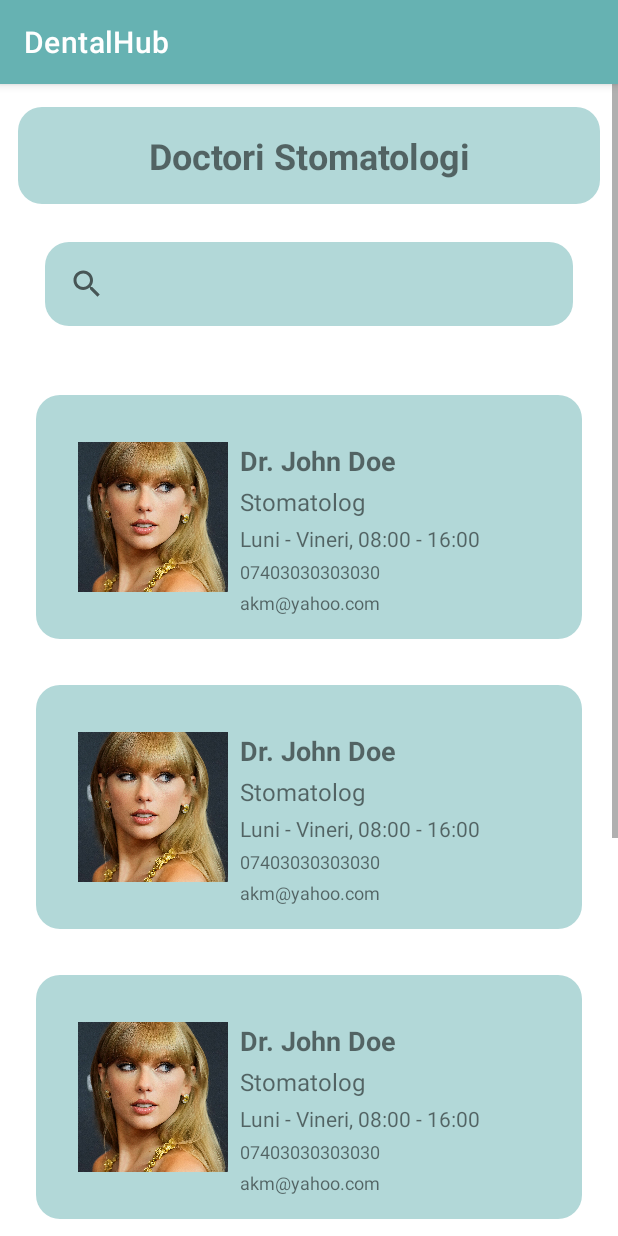
After one commit to Iasmina012/DentalHub, an Android app: the Activity_DoctorsInfo screen opened directly, with no data from a screen before it, on a phone screen of 412 x 824 dp. The commit adds this screen. Run offline under Robolectric (Android 15) with nearby library versions, the phone set to English and light mode, and no system bars.

Commit message:
Creating and adding doctor's cards info in a List

```diff
--- a/app/src/main/AndroidManifest.xml
+++ b/app/src/main/AndroidManifest.xml
@@ -11,6 +11,9 @@
         android:supportsRtl="true"
         android:theme="@style/Theme.DentalHub"
         tools:targetApi="31">
+        <activity
+            android:name=".Activity_DoctorsInfo"
+            android:exported="false" />
         <activity
             android:name=".MainActivity"
             android:exported="false" />
--- /dev/null
+++ b/app/src/main/java/com/upt/cti/dentalhub/Activity_DoctorsInfo.java
@@ -0,0 +1,47 @@
+package com.upt.cti.dentalhub;
+
+import android.os.Bundle;
+import android.widget.SearchView;
+
+import androidx.appcompat.app.AppCompatActivity;
+import androidx.recyclerview.widget.LinearLayoutManager;
+import androidx.recyclerview.widget.RecyclerView;
+
+import java.util.ArrayList;
+import java.util.List;
+
+public class Activity_DoctorsInfo extends AppCompatActivity {
+    private RecyclerView recyclerView;
+    private SearchView searchView;
+    private DoctorAdapter doctorAdapter;
+    private List<Doctor> doctorList;
+
+    @Override
+    protected void onCreate(Bundle savedInstanceState) {
+
+        super.onCreate(savedInstanceState);
+        setContentView(R.layout.activity_doctors_info);
+
+        doctorList = new ArrayList<>();
+        recyclerView = findViewById(R.id.recyclerView);
+        doctorAdapter = new DoctorAdapter(doctorList);
+        recyclerView.setLayoutManager(new LinearLayoutManager(this));
+        recyclerView.setAdapter(doctorAdapter);
+
+        addDoctorsToList();
+
+    }
+
+    private void addDoctorsToList() {
+
+        doctorList.add(new Doctor(R.drawable.item1,"Dr. John Doe", "Stomatolog", "Luni - Vineri, 08:00 - 16:00","07403030303030", "akm@yahoo.com"));
+        doctorList.add(new Doctor(R.drawable.item1,"Dr. John Doe", "Stomatolog", "Luni - Vineri, 08:00 - 16:00","07403030303030", "akm@yahoo.com"));
+        doctorList.add(new Doctor(R.drawable.item1,"Dr. John Doe", "Stomatolog", "Luni - Vineri, 08:00 - 16:00","07403030303030", "akm@yahoo.com"));
+        doctorList.add(new Doctor(R.drawable.item1,"Dr. John Doe", "Stomatolog", "Luni - Vineri, 08:00 - 16:00","07403030303030", "akm@yahoo.com"));
+        doctorList.add(new Doctor(R.drawable.item1,"Dr. John Doe", "Stomatolog", "Luni - Vineri, 08:00 - 16:00","07403030303030", "akm@yahoo.com"));
+
+        doctorAdapter.notifyDataSetChanged();
+
+    }
+
+}
--- a/app/src/main/java/com/upt/cti/dentalhub/Activity_Login.java
+++ b/app/src/main/java/com/upt/cti/dentalhub/Activity_Login.java
@@ -2,7 +2,6 @@ package com.upt.cti.dentalhub;
 
 import android.app.AlertDialog;
 import android.app.ProgressDialog;
-import android.content.DialogInterface;
 import android.content.Intent;
 import android.os.Bundle;
 import android.text.Editable;
@@ -149,7 +148,7 @@ public class Activity_Login extends AppCompatActivity {
 
     public void forgotYourPassword() {
         LayoutInflater li = LayoutInflater.from(Activity_Login.this);
-        View promptsView = li.inflate(R.layout.prompt, null);
+        View promptsView = li.inflate(R.layout.prompt_email, null);
 
         AlertDialog.Builder alertDialogBuilder = new AlertDialog.Builder(Activity_Login.this);
         alertDialogBuilder.setView(promptsView);
--- /dev/null
+++ b/app/src/main/java/com/upt/cti/dentalhub/Doctor.java
@@ -0,0 +1,69 @@
+package com.upt.cti.dentalhub;
+
+public class Doctor {
+    private String name;
+    private String specialization;
+    private String schedule;
+    private String phoneNumber;
+    private String email;
+    private int image;
+
+    public Doctor(int image, String name, String specialization, String schedule, String phoneNumber, String email) {
+
+        this.image = image;
+        this.name = name;
+        this.specialization = specialization;
+        this.schedule = schedule;
+        this.phoneNumber = phoneNumber;
+        this.email = email;
+
+    }
+
+    public String getName() {
+        return name;
+    }
+
+    public void setName(String name) {
+        this.name = name;
+    }
+
+    public String getSpecialization() {
+        return specialization;
+    }
+
+    public void setSpecialization(String specialization) {
+        this.specialization = specialization;
+    }
+
+    public String getSchedule() {
+        return schedule;
+    }
+
+    public void setSchedule(String schedule) {
+        this.schedule = schedule;
+    }
+
+    public String getPhoneNumber() {
+        return phoneNumber;
+    }
+
+    public void setPhoneNumber(String phoneNumber) {
+        this.phoneNumber = phoneNumber;
+    }
+
+    public String getEmail() {
+        return email;
+    }
+
+    public void setEmail(String email) {
+        this.email = email;
+    }
+
+    public int getImage() {
+        return image;
+    }
+
+    public void setImage(int image) {
+        this.image = image;
+    }
+}
--- /dev/null
+++ b/app/src/main/java/com/upt/cti/dentalhub/DoctorAdapter.java
@@ -0,0 +1,71 @@
+package com.upt.cti.dentalhub;
+
+import android.content.Context;
+import android.view.LayoutInflater;
+import android.view.View;
+import android.view.ViewGroup;
+import android.widget.ImageView;
+import android.widget.TextView;
+
+import androidx.annotation.NonNull;
+import androidx.recyclerview.widget.RecyclerView;
+
+import java.util.List;
+
+public class DoctorAdapter extends RecyclerView.Adapter<DoctorAdapter.ViewHolder> {
+    private List<Doctor> doctorList;
+
+    public class ViewHolder extends RecyclerView.ViewHolder {
+        TextView nameTextView;
+        TextView specializationTextView;
+        TextView scheduleTextView;
+        TextView phoneNumberTextView;
+        TextView emailTextView;
+        ImageView doctorImageView;
+
+        public ViewHolder(View view) {
+
+            super(view);
+            nameTextView = view.findViewById(R.id.textView_name);
+            specializationTextView = view.findViewById(R.id.textView_specialization);
+            scheduleTextView = view.findViewById(R.id.textView_schedule);
+            phoneNumberTextView = view.findViewById(R.id.textView_phoneNumber);
+            emailTextView = view.findViewById(R.id.textView_email);
+            doctorImageView = view.findViewById(R.id.imageView_doctor);
+
+        }
+    }
+
+    public DoctorAdapter(List<Doctor> doctorList) {
+        this.doctorList = doctorList;
+    }
+
+    @NonNull
+    @Override
+    public ViewHolder onCreateViewHolder(@NonNull ViewGroup parent, int viewType) {
+
+        View itemView = LayoutInflater.from(parent.getContext())
+                .inflate(R.layout.card_doctor, parent, false);
+        return new ViewHolder(itemView);
+
+    }
+
+    @Override
+    public void onBindViewHolder(@NonNull ViewHolder holder, int position) {
+
+        Doctor doctor = doctorList.get(position);
+
+        holder.nameTextView.setText(doctor.getName());
+        holder.specializationTextView.setText(doctor.getSpecialization());
+        holder.scheduleTextView.setText(doctor.getSchedule());
+        holder.phoneNumberTextView.setText(doctor.getPhoneNumber());
+        holder.emailTextView.setText(doctor.getEmail());
+        holder.doctorImageView.setImageResource(R.drawable.item1);
+
+    }
+
+    @Override
+    public int getItemCount() {
+        return doctorList.size();
+    }
+}
--- a/app/src/main/java/com/upt/cti/dentalhub/MainActivity.java
+++ b/app/src/main/java/com/upt/cti/dentalhub/MainActivity.java
@@ -14,7 +14,7 @@ import com.google.firebase.database.FirebaseDatabase;
 
 public class MainActivity extends AppCompatActivity {
 
-    LinearLayout Info;
+    LinearLayout DoctorsInfo;
     LinearLayout TBD1;
     LinearLayout TBD2;
     LinearLayout TBD3;
@@ -34,11 +34,20 @@ public class MainActivity extends AppCompatActivity {
         setAuthListener();
         setAuthInstance();
 
-        Info = (LinearLayout)findViewById(R.id.linearlayout1);
+        DoctorsInfo = (LinearLayout)findViewById(R.id.linearlayout1);
         TBD1 = (LinearLayout)findViewById(R.id.linearlayout2);
         TBD2 = (LinearLayout)findViewById(R.id.linearlayout3);
         TBD3 = (LinearLayout)findViewById(R.id.linearlayout4);
         TBD4 = (LinearLayout)findViewById(R.id.linearlayout5);
+
+        DoctorsInfo.setOnClickListener(v -> {
+            Intent i= new Intent(getApplicationContext(),Activity_DoctorsInfo.class);
+            i.putExtra("table_name","Doctors");
+
+            startActivity(i);
+            overridePendingTransition(android.R.anim.slide_in_left,android.R.anim.slide_out_right);
+
+        });
 
     }
 
--- /dev/null
+++ b/app/src/main/res/drawable/rounded_bg.xml
@@ -0,0 +1,13 @@
+<?xml version="1.0" encoding="utf-8"?>
+
+<shape
+    xmlns:android="http://schemas.android.com/apk/res/android"
+    android:shape="rectangle">
+
+        <corners android:radius="16dp" />
+
+        <solid android:color="#b2d8d8" />
+
+        <padding android:left="4dp" android:top="4dp" android:right="4dp" android:bottom="4dp" />
+
+</shape>
--- /dev/null
+++ b/app/src/main/res/layout/activity_doctors_info.xml
@@ -0,0 +1,52 @@
+<?xml version="1.0" encoding="utf-8"?>
+
+<ScrollView
+    xmlns:android="http://schemas.android.com/apk/res/android"
+    android:layout_width="match_parent"
+    android:layout_height="match_parent">
+
+    <RelativeLayout
+    android:layout_width="match_parent"
+    android:layout_height="match_parent">
+
+        <TextView
+            android:id="@+id/titleTextView"
+            android:layout_width="match_parent"
+            android:layout_height="wrap_content"
+            android:text="Doctori Stomatologi"
+            android:textAlignment="center"
+            android:textSize="24sp"
+            android:textStyle="bold"
+            android:padding="16dp"
+            android:background="@drawable/rounded_bg"
+            android:layout_marginLeft="12dp"
+            android:layout_marginRight="12dp"
+            android:layout_marginBottom="15dp"
+            android:layout_marginTop="15dp"/>
+
+        <androidx.appcompat.widget.SearchView
+            android:id="@+id/searchView"
+            android:layout_width="match_parent"
+            android:layout_height="wrap_content"
+            android:layout_gravity="center"
+            android:background="@drawable/rounded_bg"
+            android:layout_below="@id/titleTextView"
+            android:layout_marginLeft="30dp"
+            android:layout_marginRight="30dp"
+            android:layout_marginBottom="15dp"
+            android:layout_marginTop="10dp"/>
+
+        <!-- Doctor List -->
+        <androidx.recyclerview.widget.RecyclerView
+            android:id="@+id/recyclerView"
+            android:layout_width="match_parent"
+            android:layout_height="match_parent"
+            android:layout_below="@id/searchView"
+            android:layout_marginLeft="12dp"
+            android:layout_marginRight="12dp"
+            android:layout_marginBottom="15dp"
+            android:layout_marginTop="15dp" />
+
+    </RelativeLayout>
+
+</ScrollView>
--- /dev/null
+++ b/app/src/main/res/layout/card_doctor.xml
@@ -0,0 +1,75 @@
+<?xml version="1.0" encoding="utf-8"?>
+
+<androidx.constraintlayout.widget.ConstraintLayout android:layout_width="match_parent"
+    android:layout_height="wrap_content"
+    xmlns:app="http://schemas.android.com/apk/res-auto"
+    android:padding="16dp"
+    android:background="@drawable/rounded_bg"
+    android:layout_marginLeft="12dp"
+    android:layout_marginTop="15dp"
+    android:layout_marginRight="12dp"
+    android:layout_marginBottom="15sp"
+    xmlns:android="http://schemas.android.com/apk/res/android">
+
+        <ImageView
+            android:id="@+id/imageView_doctor"
+            android:layout_width="100dp"
+            android:layout_height="100dp"
+            android:layout_marginLeft="12dp"
+            android:scaleType="centerCrop"
+            app:layout_constraintStart_toStartOf="parent"
+            app:layout_constraintTop_toTopOf="parent"
+            app:layout_constraintBottom_toBottomOf="parent"
+            android:elevation="2dp"
+            android:clipToPadding="false"
+            android:clipChildren="false"
+            android:focusable="true"
+            android:focusableInTouchMode="true"/>
+
+        <TextView
+            android:id="@+id/textView_name"
+            android:layout_width="0dp"
+            android:layout_height="wrap_content"
+            android:textSize="18sp"
+            android:textStyle="bold"
+            app:layout_constraintStart_toEndOf="@+id/imageView_doctor"
+            app:layout_constraintTop_toTopOf="@+id/imageView_doctor"
+            android:layout_marginStart="8dp" />
+
+        <TextView
+            android:id="@+id/textView_specialization"
+            android:layout_width="0dp"
+            android:layout_height="wrap_content"
+            android:textSize="16sp"
+            app:layout_constraintStart_toStartOf="@id/textView_name"
+            app:layout_constraintTop_toBottomOf="@id/textView_name"
+            android:layout_marginTop="4dp" />
+
+        <TextView
+            android:id="@+id/textView_schedule"
+            android:layout_width="0dp"
+            android:layout_height="wrap_content"
+            android:textSize="14sp"
+            app:layout_constraintStart_toStartOf="@id/textView_specialization"
+            app:layout_constraintTop_toBottomOf="@id/textView_specialization"
+            android:layout_marginTop="4dp" />
+
+        <TextView
+            android:id="@+id/textView_phoneNumber"
+            android:layout_width="0dp"
+            android:layout_height="wrap_content"
+            android:textSize="12sp"
+            app:layout_constraintStart_toStartOf="@id/textView_schedule"
+            app:layout_constraintTop_toBottomOf="@id/textView_schedule"
+            android:layout_marginTop="4dp" />
+
+        <TextView
+            android:id="@+id/textView_email"
+            android:layout_width="0dp"
+            android:layout_height="wrap_content"
+            android:textSize="12sp"
+            app:layout_constraintStart_toStartOf="@id/textView_phoneNumber"
+            app:layout_constraintTop_toBottomOf="@id/textView_phoneNumber"
+            android:layout_marginTop="4dp" />
+
+</androidx.constraintlayout.widget.ConstraintLayout>
--- a/app/src/main/res/values/colors.xml
+++ b/app/src/main/res/values/colors.xml
@@ -7,4 +7,12 @@
     <color name="teal_700">#FF018786</color>
     <color name="black">#FF000000</color>
     <color name="white">#FFFFFFFF</color>
+    <color name="darkPurple">#4527a0</color>
+    <color name="purple">#7c4dff</color>
+    <color name="yellow">#ffb300</color>
+    <color name="pink">#FF4081</color>
+    <color name="lightTeal">#b2d8d8</color>
+    <color name="darkTeal">#66b2b2</color>
+    <color name="transparent">#00000000</color>
+
 </resources>
--- a/app/src/main/res/values/themes.xml
+++ b/app/src/main/res/values/themes.xml
@@ -2,13 +2,13 @@
     <!-- Base application theme. -->
     <style name="Theme.DentalHub" parent="Theme.MaterialComponents.DayNight.DarkActionBar">
         <!-- Primary brand color. -->
-        <item name="colorPrimary">@color/teal_700</item>
+        <item name="colorPrimary">@color/darkTeal</item>
         <!-- Secondary brand color. -->
-        <item name="colorSecondary">@color/teal_200</item>
+        <item name="colorSecondary">@color/lightTeal</item>
         <item name="colorSecondaryVariant">@color/teal_700</item>
         <item name="colorOnSecondary">@color/black</item>
         <!-- Status bar color. -->
-        <item name="android:statusBarColor">@color/teal_200</item>
+        <item name="android:statusBarColor">@color/lightTeal</item>
         <!-- Customize your theme here. -->
     </style>
 </resources>
```
Also changed, not shown: app/src/main/res/drawable/item1.jpeg (added), app/src/main/res/layout/prompt_email.xml (renamed from app/src/main/res/layout/prompt.xml).
